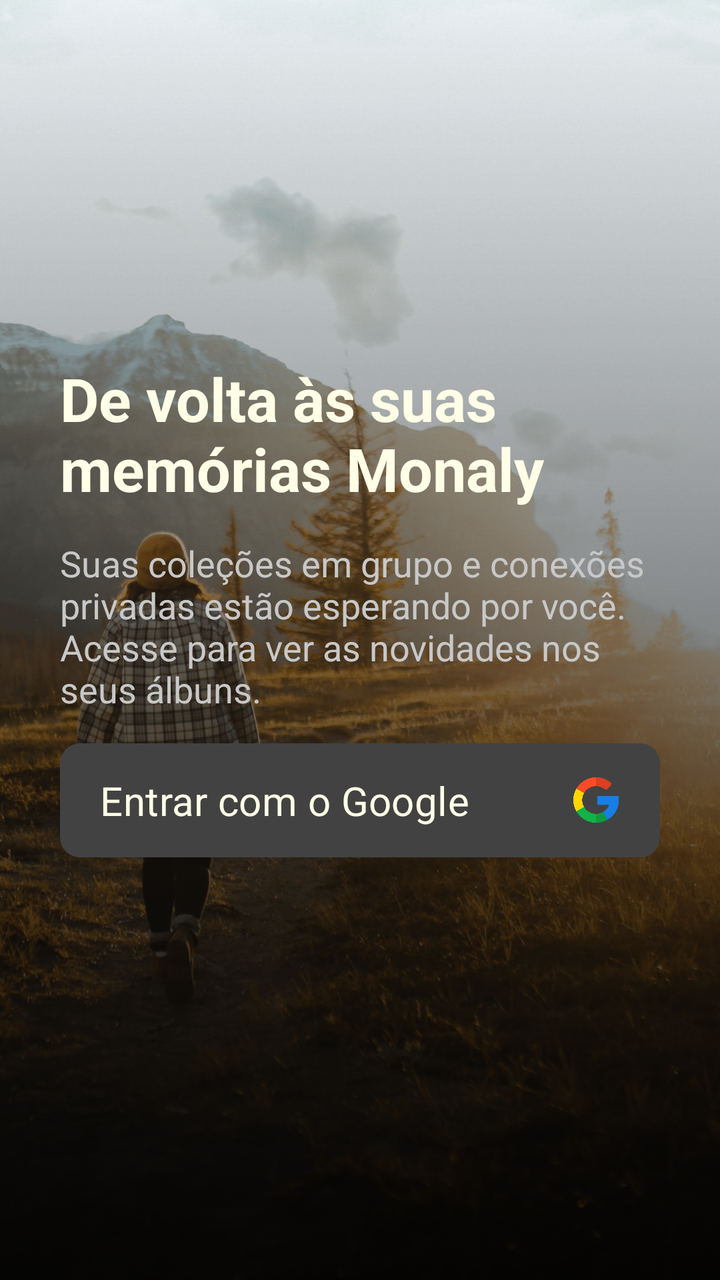
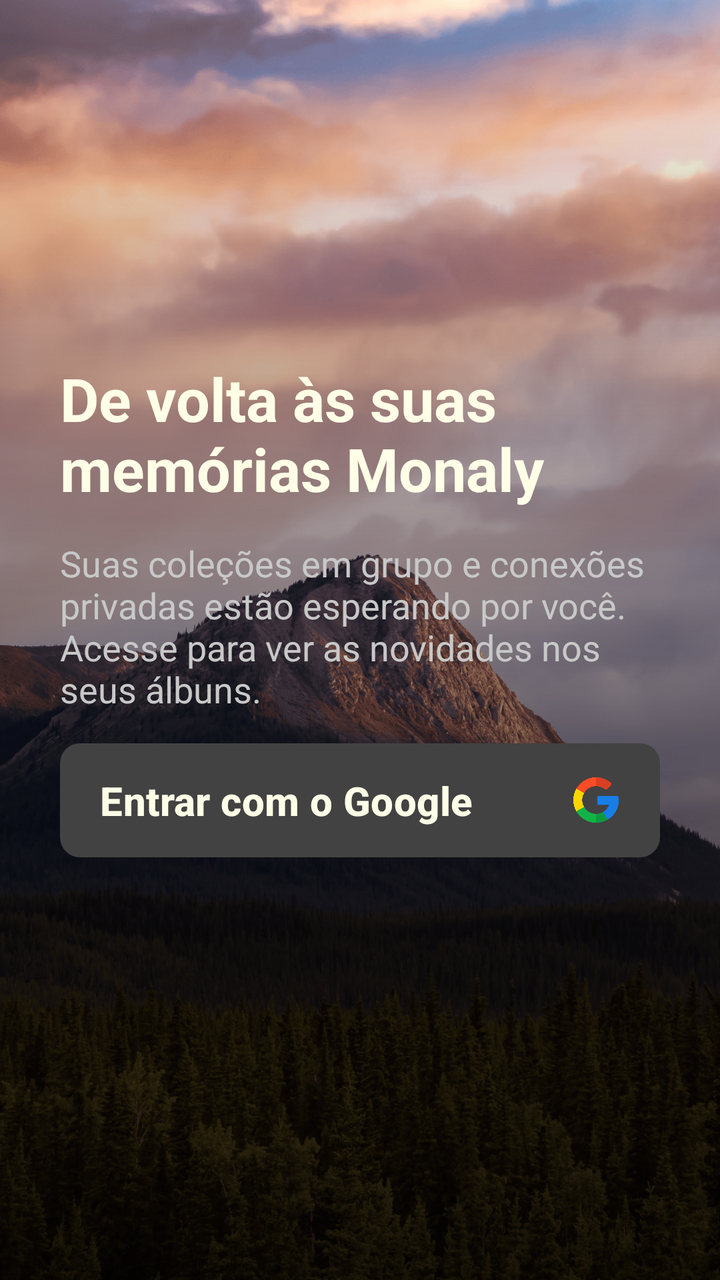

An Android layout rendered at two revisions. The XML below is the earlier revision; the diff shows what the commit changed to produce the second picture.
<!-- AndroidManifest.xml: application theme Theme.Monaly -->
<!-- res/layout/activity_login.xml -->
<?xml version="1.0" encoding="utf-8"?>
<androidx.constraintlayout.widget.ConstraintLayout
    xmlns:android="http://schemas.android.com/apk/res/android"
    xmlns:app="http://schemas.android.com/apk/res-auto"
    xmlns:tools="http://schemas.android.com/tools"
    android:id="@+id/main"
    android:layout_width="match_parent"
    android:layout_height="match_parent"
    tools:context=".ui.activity.LoginActivity"
    android:background="@color/black">

    <ImageView
        android:id="@+id/imageBackgroundLogin"
        android:layout_width="0dp"
        android:layout_height="0dp"
        android:scaleType="centerCrop"
        android:src="@drawable/img_background_login"
        app:layout_constraintBottom_toBottomOf="parent"
        app:layout_constraintEnd_toEndOf="parent"
        app:layout_constraintStart_toStartOf="parent"
        app:layout_constraintTop_toTopOf="parent" />

    <ImageView
        android:id="@+id/imageGradientEffect"
        android:layout_width="0dp"
        android:layout_height="0dp"
        android:src="@drawable/bg_gradient_black"
        android:alpha="0.9"
        app:layout_constraintBottom_toBottomOf="parent"
        app:layout_constraintEnd_toEndOf="parent"
        app:layout_constraintHorizontal_bias="0.0"
        app:layout_constraintStart_toStartOf="parent"
        app:layout_constraintTop_toTopOf="parent" />

    <TextView
        android:id="@+id/textTitleLogin"
        android:layout_width="0dp"
        android:layout_height="wrap_content"
        android:layout_marginStart="30dp"
        android:layout_marginEnd="30dp"
        android:layout_marginBottom="15dp"
        android:text="@string/login_title"
        android:textColor="@color/bage_neutral"
        android:textSize="30sp"
        app:layout_constraintBottom_toTopOf="@+id/textDescriptionLogin"
        app:layout_constraintEnd_toEndOf="parent"
        app:layout_constraintStart_toStartOf="parent" />


    <TextView
        android:id="@+id/textDescriptionLogin"
        android:layout_width="0dp"
        android:layout_height="wrap_content"
        android:layout_marginStart="30dp"
        android:layout_marginEnd="30dp"
        android:layout_marginBottom="15dp"
        android:text="@string/login_description"
        android:textColor="@color/gray_medium"
        android:textSize="18sp"
        app:layout_constraintBottom_toTopOf="@+id/buttonLoginGoogle"
        app:layout_constraintEnd_toEndOf="parent"
        app:layout_constraintHorizontal_bias="0.0"
        app:layout_constraintStart_toStartOf="parent" />

    <com.google.android.material.button.MaterialButton
        android:id="@+id/buttonLoginGoogle"
        android:layout_width="0dp"
        android:layout_height="57dp"
        android:layout_marginStart="30dp"
        android:layout_marginTop="160dp"
        android:layout_marginEnd="30dp"
        android:background="@drawable/drawable_background_button_gray_dark_10_dp"
        android:fontFamily="sans-serif"
        android:gravity="start|center_vertical"
        android:paddingStart="20dp"
        android:paddingEnd="20dp"
        android:text="@string/login_button"
        android:textAllCaps="false"
        android:textColor="@color/bage_neutral"
        android:textFontWeight="400"
        android:textSize="20sp"
        android:textStyle="normal"
        app:backgroundTint="@null"
        app:icon="@drawable/img_icon_google"
        app:iconGravity="end"
        app:iconSize="24dp"
        app:iconTint="@null"
        app:layout_constraintBottom_toBottomOf="parent"
        app:layout_constraintEnd_toEndOf="parent"
        app:layout_constraintStart_toStartOf="parent"
        app:layout_constraintTop_toTopOf="parent" />

</androidx.constraintlayout.widget.ConstraintLayout>
<!-- resources referenced by this layout -->
<resources>
  <color name="bage_neutral">#fffee7</color>
  <color name="black">#000000</color>
  <color name="gray_medium">#C8C8C8</color>
  <!-- drawable bg_gradient_black (drawable) -->
  <?xml version="1.0" encoding="utf-8"?>
  <shape xmlns:android="http://schemas.android.com/apk/res/android"
  
      android:shape="rectangle">
  
      <gradient
  
          android:angle="90"
          android:startColor="@color/black"
          android:endColor="#00000000"
          android:type="linear"/>
  
  </shape>
  <!-- drawable drawable_background_button_gray_dark_10_dp (drawable) -->
  <?xml version="1.0" encoding="utf-8"?>
  <shape xmlns:android="http://schemas.android.com/apk/res/android">
  
      <corners android:radius="10dp"/>
      <solid android:color="@color/gray_dark"/>
  
  </shape>
  <!-- drawable img_background_login: png bitmap (drawable, 844216 bytes) -->
  <!-- drawable img_icon_google: webp bitmap (drawable, 15924 bytes) -->
  <string name="login_button">Entrar com o Google</string>
  <string name="login_description">Suas coleções em grupo e conexões privadas estão esperando por você. Acesse para ver as novidades nos seus álbuns.</string>
  <string name="login_title"><b>De volta às suas memórias Monaly</b></string>
  <style name="Theme.Monaly" parent="Base.Theme.Monaly" />
  <color name="gray_dark">#424242</color>
  <style name="Base.Theme.Monaly" parent="Theme.Material3.DayNight.NoActionBar">
  
          <item name="android:navigationBarColor">@color/black</item>
  
      </style>
</resources>

<!-- the commit's change to res/layout/activity_login.xml (unified diff, before → after) -->
@@ -25,7 +25,7 @@
         android:layout_width="0dp"
         android:layout_height="0dp"
         android:src="@drawable/bg_gradient_black"
-        android:alpha="0.9"
+        android:alpha="0.8"
         app:layout_constraintBottom_toBottomOf="parent"
         app:layout_constraintEnd_toEndOf="parent"
         app:layout_constraintHorizontal_bias="0.0"
@@ -70,16 +70,13 @@
         android:layout_marginTop="160dp"
         android:layout_marginEnd="30dp"
         android:background="@drawable/drawable_background_button_gray_dark_10_dp"
-        android:fontFamily="sans-serif"
         android:gravity="start|center_vertical"
         android:paddingStart="20dp"
         android:paddingEnd="20dp"
         android:text="@string/login_button"
         android:textAllCaps="false"
         android:textColor="@color/bage_neutral"
-        android:textFontWeight="400"
         android:textSize="20sp"
-        android:textStyle="normal"
         app:backgroundTint="@null"
         app:icon="@drawable/img_icon_google"
         app:iconGravity="end"
<!-- resource entries referenced after the edit -->
@@ -25,9 +25,9 @@
       <solid android:color="@color/gray_dark"/>
   
   </shape>
-  <!-- drawable img_background_login: png bitmap (drawable, 844216 bytes) -->
+  <!-- drawable img_background_login: png bitmap (drawable, 608380 bytes) -->
   <!-- drawable img_icon_google: webp bitmap (drawable, 15924 bytes) -->
-  <string name="login_button">Entrar com o Google</string>
+  <string name="login_button"><b>Entrar com o Google</b></string>
   <string name="login_description">Suas coleções em grupo e conexões privadas estão esperando por você. Acesse para ver as novidades nos seus álbuns.</string>
   <string name="login_title"><b>De volta às suas memórias Monaly</b></string>
   <style name="Theme.Monaly" parent="Base.Theme.Monaly" />
